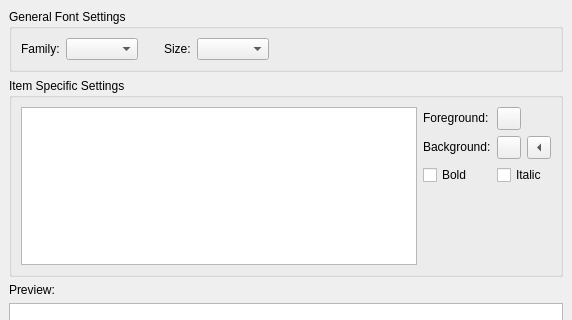
Qt form src/plugins/texteditor/fontsettingspage.ui (qt-creator/qt-creator) before a commit; both pictures show x 0 to 572 and y 0 to 320 of the 572 by 471 pixel window.
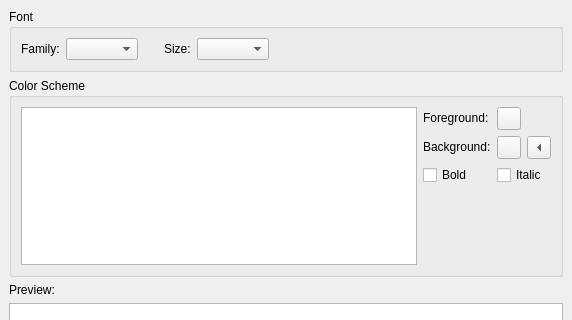
The same form after that commit.

Commit message:
Added tooltips to editor settings and tweaked layout
Looks a bit nicer now and the tooltips explain some of the options a bit
better. Header texts have also been simplified.

```diff
--- a/src/plugins/texteditor/fontsettingspage.ui
+++ b/src/plugins/texteditor/fontsettingspage.ui
@@ -23,7 +23,7 @@
    <item>
     <widget class="QGroupBox" name="groupBox">
      <property name="title">
-      <string>General Font Settings</string>
+      <string>Font</string>
      </property>
      <layout class="QHBoxLayout">
       <property name="spacing">
@@ -119,7 +119,7 @@
       </sizepolicy>
      </property>
      <property name="title">
-      <string>Item Specific Settings</string>
+      <string>Color Scheme</string>
      </property>
      <layout class="QHBoxLayout">
       <property name="spacing">
```
The commit also changes 3 other files.
